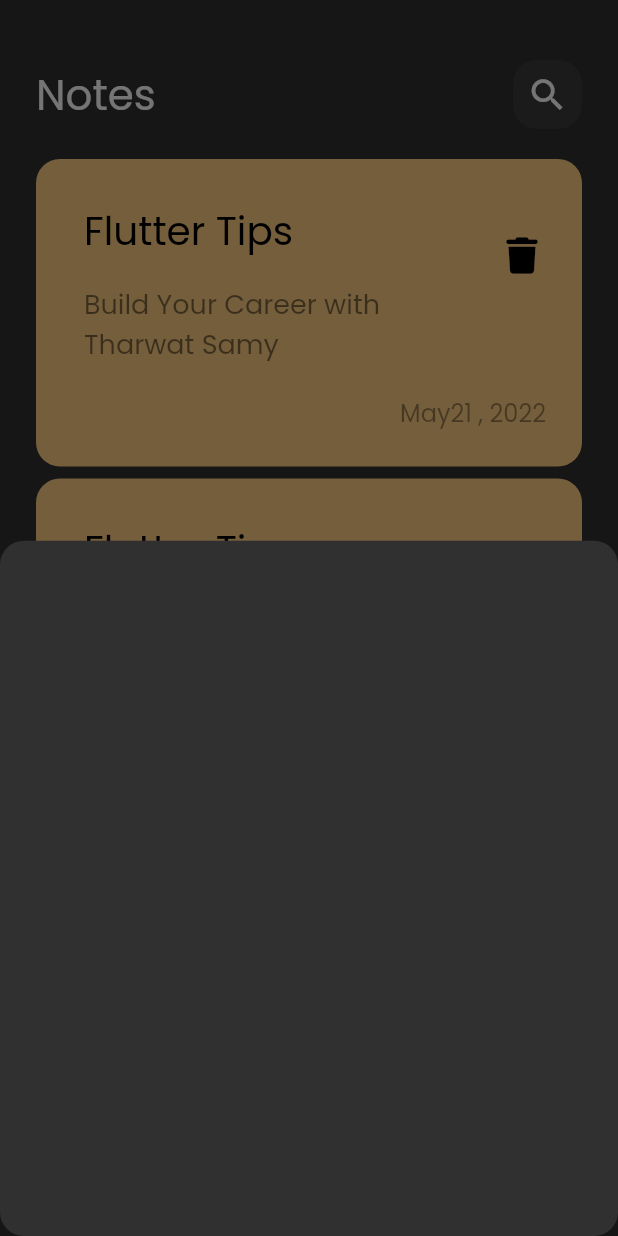
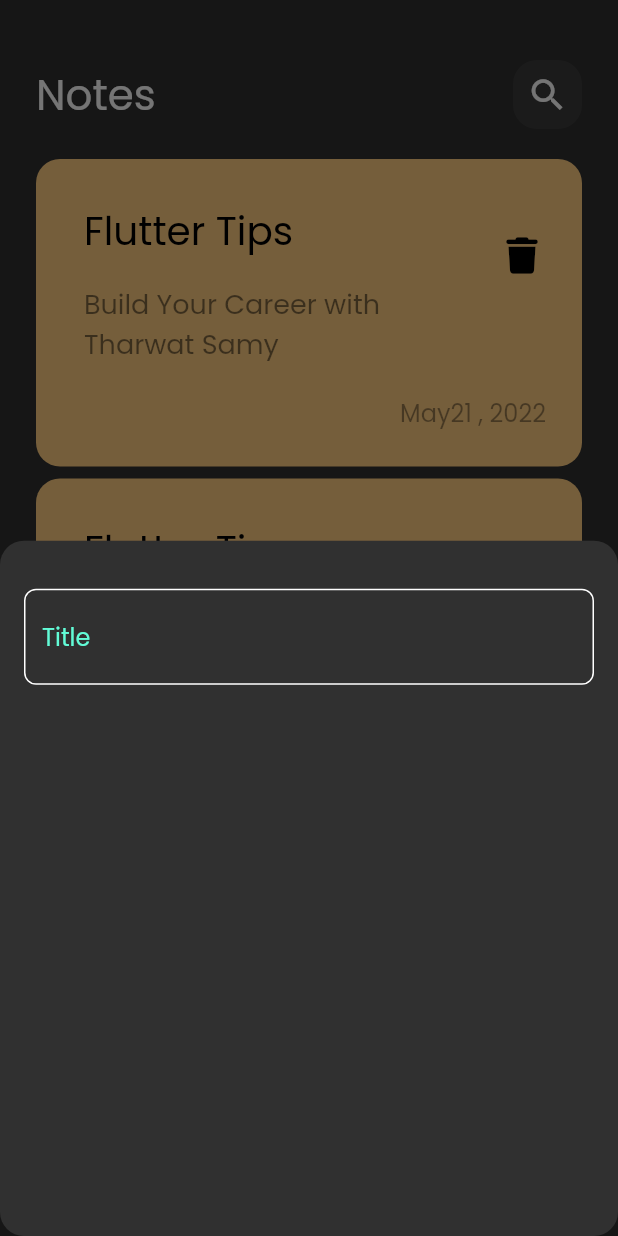
Before and after one commit to MostafaSoubi7/notes_app, a Flutter app: the screen it shows after launch, after a tap on the "add" icon, on a phone screen of 412 x 824 dp. Run offline on Flutter 3.47's test engine with Material 3 defaults, Android fonts, the phone set to English and light mode, and no system bars; our stand-ins replace font_awesome_flutter.

Commit message:
create custom text field

```diff
--- /dev/null
+++ b/lib/constant.dart
@@ -0,0 +1,3 @@
+import 'package:flutter/material.dart';
+
+const kPrimaryColor = Color(0xff62FCD7);
--- a/lib/views/widgets/add_note_buttom_sheet.dart
+++ b/lib/views/widgets/add_note_buttom_sheet.dart
@@ -1,10 +1,21 @@
 import 'package:flutter/material.dart';
+import 'package:notes_app/views/widgets/custom_text_field.dart';
 
 class AddNoteButtomSheet extends StatelessWidget {
   const AddNoteButtomSheet({super.key});
 
   @override
   Widget build(BuildContext context) {
-    return Container();
+    return const Padding(
+      padding: EdgeInsets.symmetric(horizontal: 16),
+      child: Column(
+        children: [
+          SizedBox(
+            height: 32,
+          ),
+          CustomTextField(),
+        ],
+      ),
+    );
   }
 }
--- /dev/null
+++ b/lib/views/widgets/custom_text_field.dart
@@ -0,0 +1,27 @@
+import 'package:flutter/material.dart';
+import 'package:notes_app/constant.dart';
+
+class CustomTextField extends StatelessWidget {
+  const CustomTextField({super.key});
+
+  @override
+  Widget build(BuildContext context) {
+    return TextField(
+      cursorColor: kPrimaryColor,
+      decoration: InputDecoration(
+          hintText: "Title",
+          hintStyle: const TextStyle(color: kPrimaryColor),
+          border: buildBoreder(),
+          enabledBorder: buildBoreder(),
+          focusedBorder: buildBoreder(color: kPrimaryColor)),
+    );
+  }
+
+  OutlineInputBorder buildBoreder({color}) {
+    return OutlineInputBorder(
+        borderRadius: BorderRadius.circular(8),
+        borderSide: BorderSide(
+          color: color ?? Colors.white,
+        ));
+  }
+}
```
